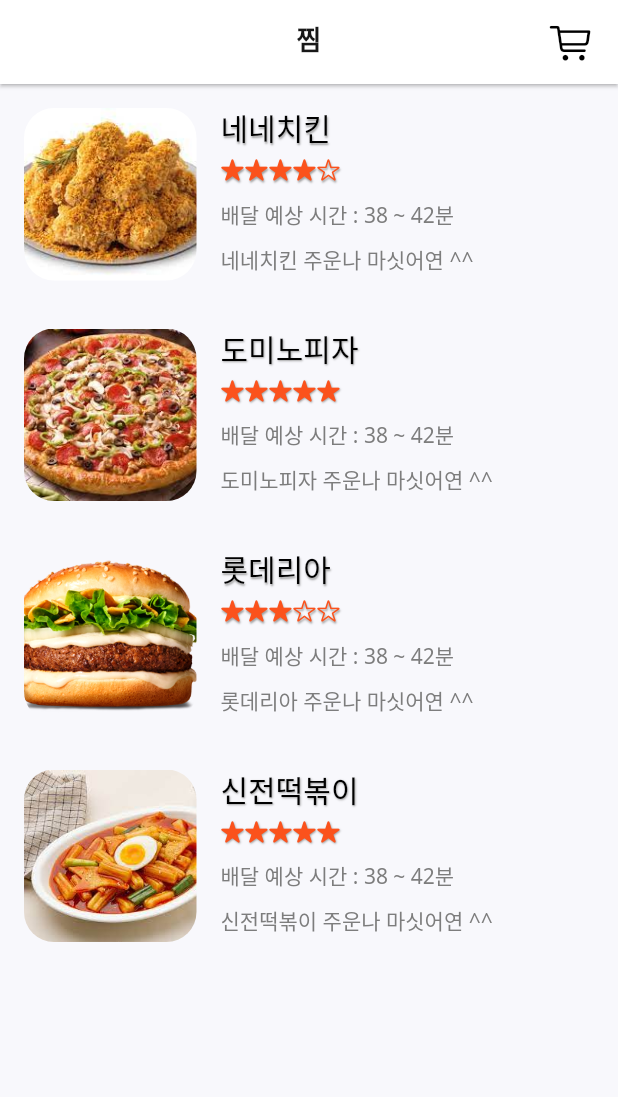
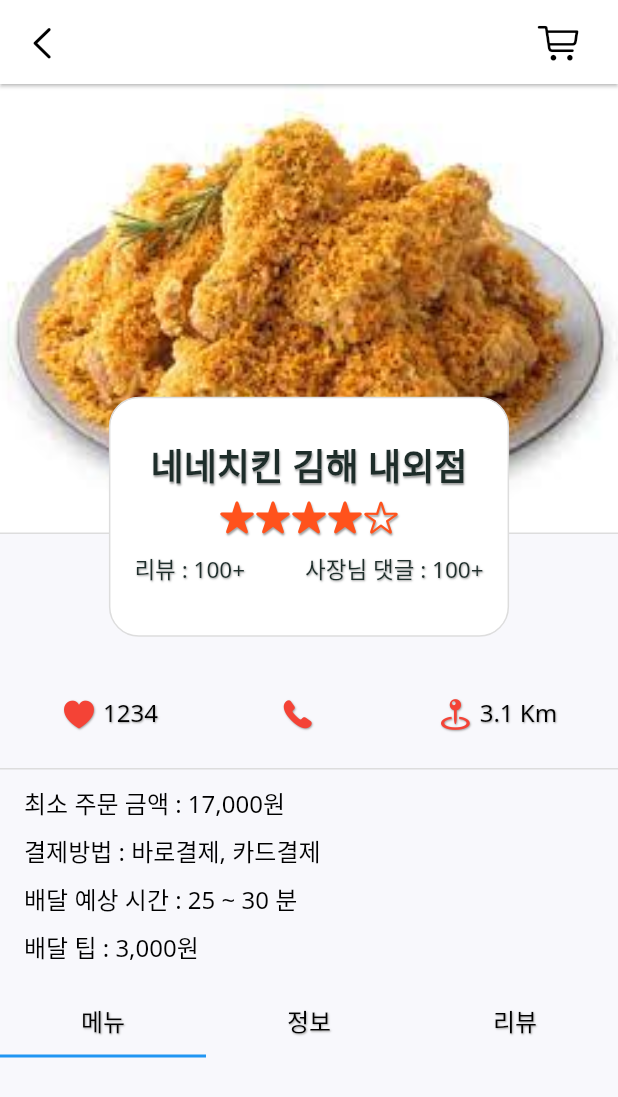
Before and after one commit to Sylar0012/final_project_beamin_app, a Flutter app: the FavoriteStore screen opened directly, after a tap on "네네치킨", on a phone screen of 412 x 824 dp. Shown: the top 1097 px of the screen. Run offline on Flutter 3.47's test engine with Material 2 defaults, Android fonts, the phone set to English and light mode, and no system bars; our stand-ins replace card_swiper, google_fonts.

Commit message:
store_detail 완성

```diff
--- a/lib/view/pages/main/components/store_list.dart
+++ b/lib/view/pages/main/components/store_list.dart
@@ -1,6 +1,7 @@
 import 'package:final_project_beamin_app/constants.dart';
 import 'package:final_project_beamin_app/size.dart';
 import 'package:final_project_beamin_app/theme.dart';
+import 'package:final_project_beamin_app/view/pages/store/store_detail.dart';
 import 'package:flutter/cupertino.dart';
 import 'package:flutter/material.dart';
 
@@ -15,7 +16,9 @@
   @override
   Widget build(BuildContext context) {
     return InkWell(
-      onTap: () {},
+      onTap: () {
+        Navigator.push(context, MaterialPageRoute(builder: (context) => StoreDetail()));
+      },
       child: Padding(
         padding: const EdgeInsets.all(gap_s),
         child: Row(
--- /dev/null
+++ b/lib/view/pages/store/components/store_detail_appber.dart
@@ -0,0 +1,44 @@
+import 'package:final_project_beamin_app/view/pages/main/home/home_page.dart';
+import 'package:flutter/cupertino.dart';
+import 'package:flutter/material.dart';
+
+class StoreDetailAppBer extends StatelessWidget implements PreferredSizeWidget {
+  const StoreDetailAppBer({required this.appBar, required this.title, required this.center, Key? key}) : super(key: key);
+  final AppBar appBar;
+  final String title;
+  final bool center;
+  @override
+  AppBar build(BuildContext context) {
+    return AppBar(
+      title: Text("${title}"),
+      centerTitle: center,
+      elevation: 1.0,
+      leading: IconButton(
+        onPressed: () {
+          Navigator.pop(context, MaterialPageRoute(builder: (context) => HomePage()));
+        },
+        icon: Icon(
+          CupertinoIcons.left_chevron,
+          size: 28,
+          color: Colors.black,
+        ),
+      ),
+      actions: [
+        IconButton(
+          onPressed: () {},
+          icon: Icon(
+            CupertinoIcons.shopping_cart,
+            size: 28,
+            color: Colors.black,
+          ),
+        ),
+        SizedBox(
+          width: 16,
+        )
+      ],
+    );
+  }
+
+  @override
+  Size get preferredSize => Size.fromHeight(appBar.preferredSize.height);
+}
--- /dev/null
+++ b/lib/view/pages/store/store_detail.dart
@@ -0,0 +1,334 @@
+import 'package:final_project_beamin_app/size.dart';
+import 'package:final_project_beamin_app/view/pages/store/components/store_detail_appber.dart';
+import 'package:flutter/cupertino.dart';
+import 'package:flutter/material.dart';
+
+class StoreDetail extends StatefulWidget {
+  const StoreDetail({Key? key}) : super(key: key);
+
+  @override
+  State<StoreDetail> createState() => _StoreDetailState();
+}
+
+class _StoreDetailState extends State<StoreDetail> with SingleTickerProviderStateMixin {
+  TabController? _tabController;
+
+  @override
+  void initState() {
+    super.initState();
+    _tabController = new TabController(length: 3, vsync: this);
+  }
+
+  @override
+  Widget build(BuildContext context) {
+    return Scaffold(
+      appBar: StoreDetailAppBer(appBar: AppBar(), title: "", center: false),
+      body: ListView(
+        children: [
+          Column(
+            crossAxisAlignment: CrossAxisAlignment.stretch,
+            children: [
+              Container(
+                height: 300,
+                decoration: BoxDecoration(
+                  border: BorderDirectional(bottom: BorderSide(width: 1, color: Color.fromRGBO(221, 221, 221, 1))),
+                  image: DecorationImage(
+                    image: AssetImage("assets/images/category/치킨.jpg"),
+                    fit: BoxFit.cover,
+                  ),
+                ),
+                child: Row(
+                  mainAxisAlignment: MainAxisAlignment.center,
+                  children: [
+                    Align(
+                      alignment: Alignment(0, 2),
+                      child: Container(
+                        decoration: BoxDecoration(
+                          borderRadius: BorderRadius.circular(20),
+                          border: Border.all(color: Color.fromRGBO(221, 221, 221, 1), width: 1),
+                          color: Colors.white,
+                        ),
+                        height: 160,
+                        child: Padding(
+                          padding: const EdgeInsets.all(gap_s),
+                          child: Column(
+                            mainAxisAlignment: MainAxisAlignment.center,
+                            children: [
+                              Text("네네치킨 김해 내외점",
+                                  style: TextStyle(fontWeight: FontWeight.bold, fontSize: 24, color: Color(0xFF1E2D2A), shadows: [
+                                    BoxShadow(
+                                      color: Colors.grey.withOpacity(1),
+                                      blurRadius: 1.0,
+                                      spreadRadius: 1.0,
+                                      offset: const Offset(0.5, 1),
+                                    )
+                                  ])),
+                              SizedBox(height: gap_xs),
+                              Row(
+                                children: [
+                                  _bulidStarIcon(CupertinoIcons.star_fill),
+                                  _bulidStarIcon(CupertinoIcons.star_fill),
+                                  _bulidStarIcon(CupertinoIcons.star_fill),
+                                  _bulidStarIcon(CupertinoIcons.star_fill),
+                                  _bulidStarIcon(CupertinoIcons.star),
+                                ],
+                              ),
+                              SizedBox(height: gap_s),
+                              Row(
+                                children: [
+                                  Text("리뷰 : 100+",
+                                      style: TextStyle(fontSize: 15, color: Color(0xFF1E2D2A), shadows: [
+                                        BoxShadow(
+                                          color: Colors.grey.withOpacity(1),
+                                          blurRadius: 1.0,
+                                          spreadRadius: 1.0,
+                                          offset: const Offset(0.5, 1),
+                                        )
+                                      ])),
+                                  SizedBox(width: gap_xl),
+                                  Text(
+                                    "사장님 댓글 : 100+",
+                                    style: TextStyle(
+                                      fontSize: 15,
+                                      color: Color(0xFF1E2D2A),
+                                      shadows: [
+                                        BoxShadow(
+                                          color: Colors.grey.withOpacity(1),
+                                          blurRadius: 1.0,
+                                          spreadRadius: 1.0,
+                                          offset: const Offset(0.5, 1),
+                                        ),
+                                      ],
+                                    ),
+                                  ),
+                                ],
+                              ),
+                            ],
+                          ),
+                        ),
+                      ),
+                    ),
+                  ],
+                ),
+              ),
+              SizedBox(height: 100),
+              Row(
+                mainAxisAlignment: MainAxisAlignment.spaceAround,
+                children: [
+                  _buildStoreInfoIconWithText(CupertinoIcons: CupertinoIcons.heart_fill, text: " 1234"),
+                  _buildStoreInfoIcon(CupertinoIcons.phone_solid),
+                  _buildStoreInfoIconWithText(CupertinoIcons: CupertinoIcons.map_pin_ellipse, text: " 3.1 Km"),
+                ],
+              ),
+              SizedBox(height: gap_s),
+              Divider(
+                height: 1,
+                thickness: 1,
+                color: Color.fromRGBO(221, 221, 221, 1),
+              ),
+              _buildStioreInfoText("최소 주문 금액 : 17,000원"),
+              _buildStioreInfoText("결제방법 : 바로결제, 카드결제"),
+              _buildStioreInfoText("배달 예상 시간 : 25 ~ 30 분"),
+              _buildStioreInfoText("배달 팁 : 3,000원"),
+              SizedBox(height: gap_s),
+            ],
+          ),
+          Column(
+            mainAxisAlignment: MainAxisAlignment.center,
+            children: [
+              TabBar(
+                controller: _tabController,
+                tabs: [
+                  Tab(child: _bulidStoreCategory("메뉴")),
+                  Tab(child: _bulidStoreCategory("정보")),
+                  Tab(child: _bulidStoreCategory("리뷰")),
+                ],
+              ),
+            ],
+          ),
+        ],
+      ),
+    );
+  }
+}
+
+Widget _bulidStoreCategory(String text) {
+  return Padding(
+    padding: const EdgeInsets.symmetric(horizontal: gap_s),
+    child: Container(
+      child: Text(
+        text,
+        style: TextStyle(
+          color: Colors.black,
+          fontSize: 16,
+          shadows: [
+            BoxShadow(
+              color: Colors.grey.withOpacity(1),
+              blurRadius: 1.0,
+              spreadRadius: 1.0,
+              offset: const Offset(0.5, 1),
+            ),
+          ],
+        ),
+      ),
+    ),
+  );
+}
+
+Widget _bulidStoreMenu(BuildContext context, String img, String menuName, String menuInfo, String menuPrice) {
+  return InkWell(
+    onTap: () {},
+    child: Padding(
+      padding: const EdgeInsets.all(16),
+      child: Row(
+        children: [
+          Container(
+            child: ClipRRect(
+              borderRadius: BorderRadius.circular(20),
+              child: Image.asset(
+                "assets/images/store_image/${img}.jpg",
+                width: 115,
+                height: 115,
+                fit: BoxFit.cover,
+              ),
+            ),
+          ),
+          SizedBox(width: gap_m),
+          Column(
+            crossAxisAlignment: CrossAxisAlignment.start,
+            children: [
+              Text(
+                "${menuName}",
+                style: TextStyle(
+                  fontSize: 22,
+                  color: Colors.black,
+                ),
+              ),
+              SizedBox(height: 8),
+              Container(
+                width: 200,
+                child: Text(
+                  "${menuInfo}",
+                  overflow: TextOverflow.ellipsis,
+                  maxLines: 2,
+                  style: TextStyle(
+                    fontSize: 16,
+                    color: Colors.black,
+                  ),
+                ),
+              ),
+              SizedBox(height: 8),
+              Text(
+                "${menuPrice}",
+                style: TextStyle(
+                  fontSize: 14,
+                  color: Colors.black,
+                ),
+              ),
+            ],
+          )
+        ],
+      ),
+    ),
+  );
+}
+
+Widget _buildStoreInfoIcon(CupertinoIcons) {
+  return Row(
+    children: [
+      Container(
+        child: Padding(
+          padding: const EdgeInsets.all(8.0),
+          child: Row(
+            children: [
+              Icon(
+                CupertinoIcons,
+                color: Colors.red,
+                shadows: [
+                  BoxShadow(
+                    color: Colors.grey.withOpacity(1),
+                    blurRadius: 1.0,
+                    spreadRadius: 1.0,
+                    offset: const Offset(0.5, 1),
+                  )
+                ],
+              ),
+            ],
+          ),
+        ),
+      ),
+    ],
+  );
+}
+
+Widget _buildStioreInfoText(String text) {
+  return Padding(
+    padding: const EdgeInsets.only(top: gap_s, left: gap_s),
+    child: Text(
+      "${text}",
+      style: TextStyle(
+        fontSize: 16,
+        color: Colors.black,
+      ),
+    ),
+  );
+}
+
+Widget _bulidStarIcon(CupertinoIcons) {
+  return Icon(
+    CupertinoIcons,
+    size: 24,
+    color: Color(0xFFFF521C),
+    shadows: [
+      BoxShadow(
+        color: Colors.grey.withOpacity(1),
+        blurRadius: 1.0,
+        spreadRadius: 1.0,
+        offset: const Offset(0.5, 1),
+      )
+    ],
+  );
+}
+
+Widget _buildStoreInfoIconWithText({required CupertinoIcons, required String text}) {
+  return Row(
+    children: [
+      Container(
+        child: Padding(
+          padding: const EdgeInsets.all(8.0),
+          child: Row(
+            children: [
+              Icon(
+                CupertinoIcons,
+                color: Colors.red,
+                shadows: [
+                  BoxShadow(
+                    color: Colors.grey.withOpacity(1),
+                    blurRadius: 1.0,
+                    spreadRadius: 1.0,
+                    offset: const Offset(0.5, 1),
+                  )
+                ],
+              ),
+              Text(
+                "${text}",
+                style: TextStyle(
+                  fontSize: 16,
+                  color: Colors.black,
+                  shadows: [
+                    BoxShadow(
+                      color: Colors.grey.withOpacity(1),
+                      blurRadius: 1.0,
+                      spreadRadius: 1.0,
+                      offset: const Offset(0.5, 1),
+                    )
+                  ],
+                ),
+              ),
+            ],
+          ),
+        ),
+      ),
+    ],
+  );
+}
```
